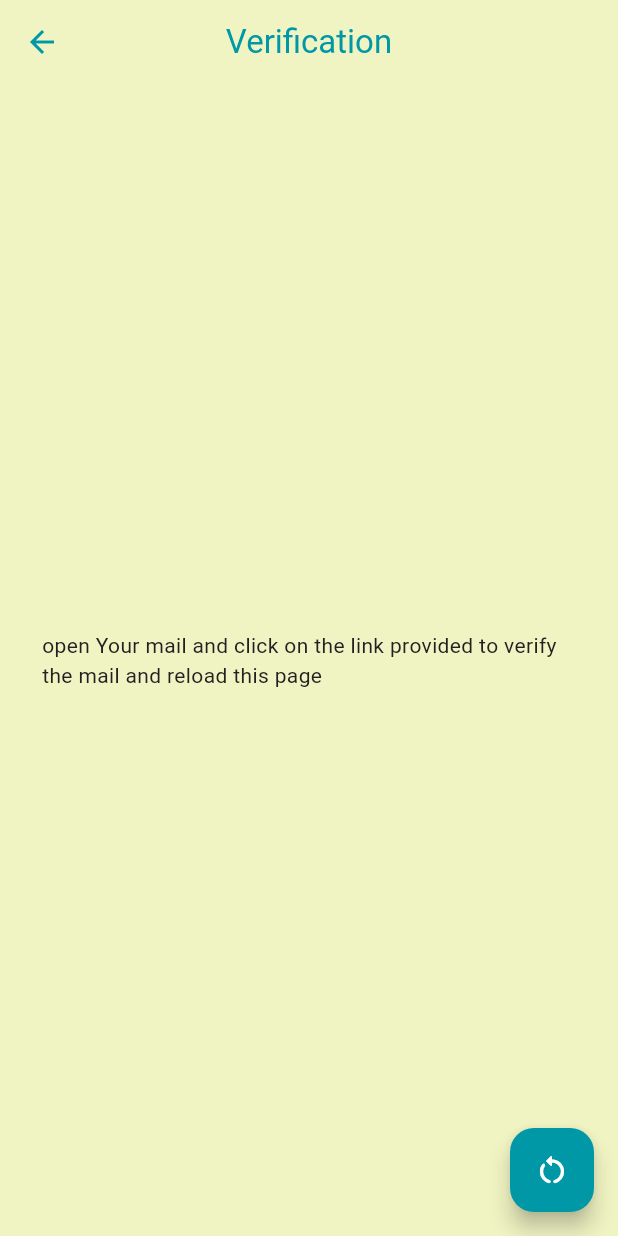
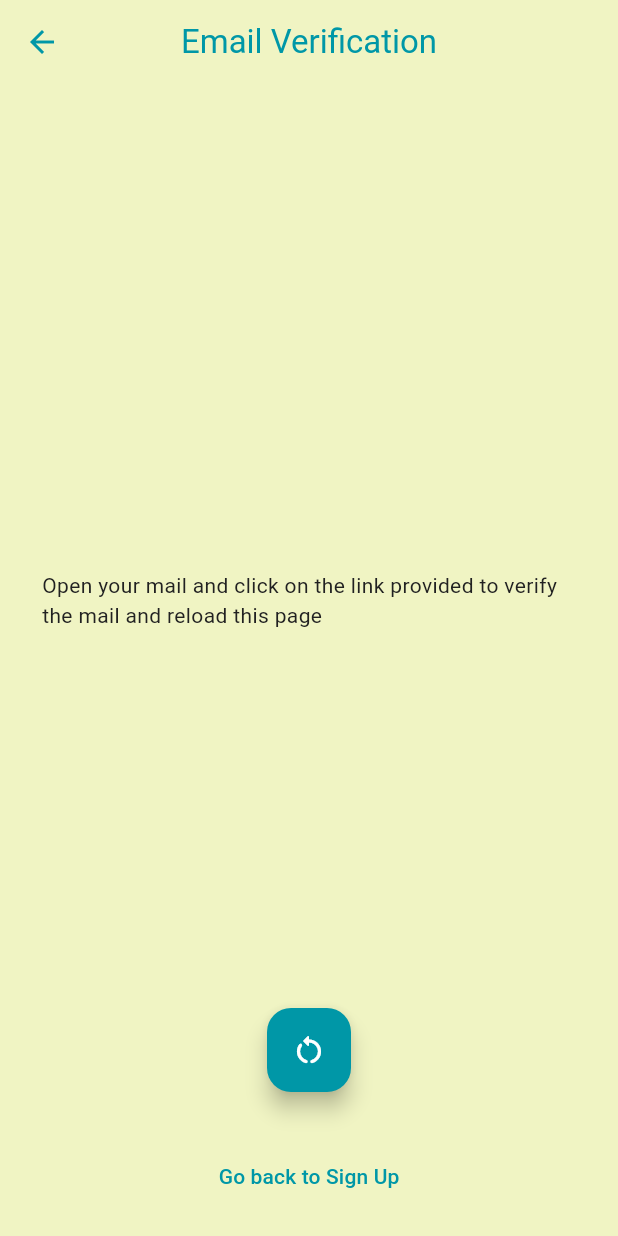
Before and after one commit to kushalkothari26/book_keeper, a Flutter app: the Verify screen opened directly, on a phone screen of 412 x 824 dp. Run offline on Flutter 3.47's test engine with Material 3 defaults, Android fonts, the phone set to English and light mode, and no system bars; our stand-ins replace cloud_firestore, decimal, firebase_auth, firebase_core, firebase_messaging, flutter_local_notifications and 2 more; missing offline and left inert: whatsapp_share2; accounts and stored records are empty; network calls fail.

Commit message:
06/05/24

```diff
--- a/lib/pages/verifyemail.dart
+++ b/lib/pages/verifyemail.dart
@@ -1,3 +1,4 @@
+import 'package:book_keeper/pages/signup.dart';
 import 'package:firebase_auth/firebase_auth.dart';
 import 'package:flutter/material.dart';
 import 'package:get/get.dart';
@@ -12,32 +13,63 @@ class Verify extends StatefulWidget {
 
 class _VerifyState extends State<Verify> {
   @override
-  void initState(){
+  void initState() {
     sendverifylink();
     super.initState();
   }
-  sendverifylink()async{
-    final user=FirebaseAuth.instance.currentUser!;
+
+  sendverifylink() async {
+    final user = FirebaseAuth.instance.currentUser!;
     await user.sendEmailVerification().then((value) => {
-      Get.snackbar('Link sent','A link has been sent to your email id',margin: const EdgeInsets.all(30))
+      Get.snackbar('Link sent', 'A link has been sent to your email id',
+          margin: const EdgeInsets.all(30))
     });
   }
-  reload()async{
-    await FirebaseAuth.instance.currentUser!.reload().then((value) => {Get.offAll(const Wrapper())});
+
+  reload() async {
+    await FirebaseAuth.instance.currentUser!.reload().then((value) => {
+      if (FirebaseAuth.instance.currentUser!.emailVerified)
+        {Get.offAll(const Wrapper())}
+    });
   }
+
   @override
   Widget build(BuildContext context) {
     return Scaffold(
-      appBar: AppBar(title: const Text("Verification"),centerTitle: true,backgroundColor: Colors.transparent,foregroundColor: Theme.of(context).colorScheme.primary,),
+      appBar: AppBar(
+        title: const Text("Email Verification"),
+        centerTitle: true,
+        backgroundColor: Colors.transparent,
+        foregroundColor: Theme.of(context).colorScheme.primary,
+      ),
       body: const Padding(
         padding: EdgeInsets.all(28),
         child: Center(
-          child: Text('open Your mail and click on the link provided to verify the mail and reload this page'),
+          child: Text(
+              'Open your mail and click on the link provided to verify the mail and reload this page'),
         ),
       ),
       floatingActionButton: FloatingActionButton(
-        onPressed: (()=>reload()),
+        onPressed: (() => reload()),
         child: const Icon(Icons.restart_alt_rounded),
+      ),
+      floatingActionButtonLocation: FloatingActionButtonLocation.centerFloat,
+      bottomNavigationBar: BottomAppBar(
+        child: Row(
+          mainAxisAlignment: MainAxisAlignment.center,
+          children: <Widget>[
+            TextButton(
+              onPressed: () {
+                // Navigate back to the sign-up page
+                Get.offAll(const Signup());
+              },
+              child: Text(
+                'Go back to Sign Up',
+                style: TextStyle(color: Theme.of(context).colorScheme.primary),
+              ),
+            ),
+          ],
+        ),
       ),
     );
   }
```
